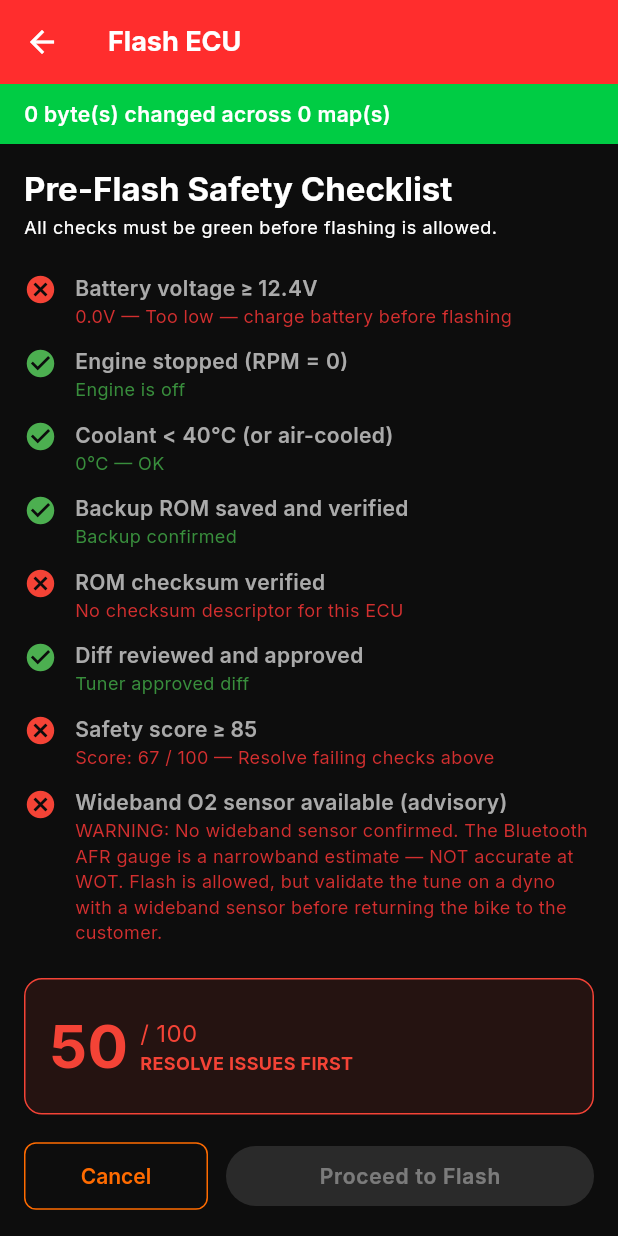
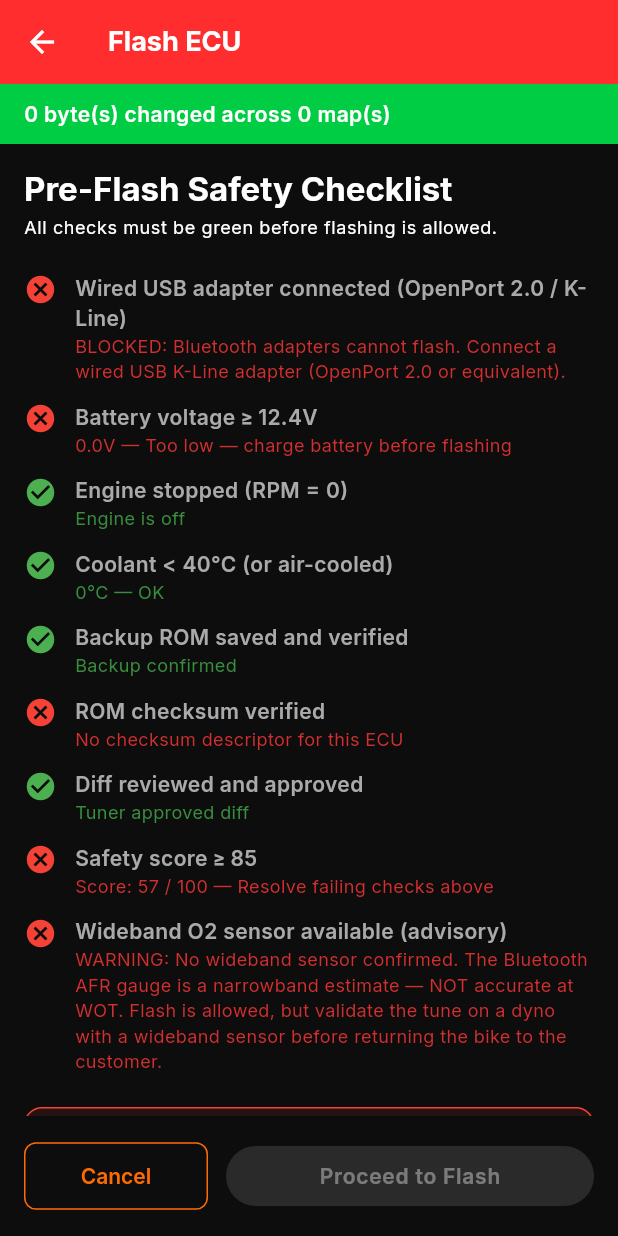
Before and after one commit to grayjin850/motoremap-pro, a Flutter app: the FlashScreen screen opened directly with empty values, on a phone screen of 412 x 824 dp. Run offline on Flutter 3.47's test engine with Material 3 defaults, Android fonts, the phone set to English and light mode, and no system bars; our stand-ins replace fl_chart, flutter_bluetooth_serial, flutter_riverpod, google_fonts, pdf, permission_handler and 3 more; missing offline and left inert: dart:html, usb_serial; accounts and stored records are empty; statements that could not run were skipped.

Commit message:
fix(safety): enforce USB-only adapter as blocking pre-flash gate check
PreFlashGate had no check verifying the adapter can actually write to
the ECU. ELM327 Bluetooth adapters (supportsWrite=false) could reach
the flash screen — the 'WIRED-ONLY' note in FlashEngine was a comment,
not an enforced constraint.

Fix: added adapterSupportsWrite as the first blocking check in
PreFlashGate.evaluate(). FlashScreen passes session.adapter.supportsWrite
directly. Bluetooth adapter -> gate fails with clear message before
any flash operation begins.

Co-Authored-By: Claude Sonnet 4.6 <noreply@anthropic.com>

```diff
--- a/lib/core/flash/pre_flash_gate.dart
+++ b/lib/core/flash/pre_flash_gate.dart
@@ -38,19 +38,22 @@ class PreFlashGateResult {
   List<GateCheck> get failedChecks => checks.where((c) => !c.passed).toList();
 }
 
-/// Pre-flash safety gate — ALL 7 conditions must be green before flashing.
+/// Pre-flash safety gate — ALL 8 conditions must be green before flashing.
 ///
 /// Condition list:
-///   1. Battery ≥ 12.4V
-///   2. RPM = 0 (engine stopped)
-///   3. Coolant < 40°C (or air-cooled exemption)
-///   4. Backup verified (backup file readable, size matches)
-///   5. Checksum verified (modified ROM checksum is valid)
-///   6. Diff approved (tuner explicitly approved the diff viewer)
-///   7. Safety score ≥ 85 (at least 6 of 7 conditions met before this check)
+///   1. Wired USB adapter (supportsWrite = true) — Bluetooth cannot flash
+///   2. Battery ≥ 12.4V
+///   3. RPM = 0 (engine stopped)
+///   4. Coolant < 40°C (or air-cooled exemption)
+///   5. Backup verified (backup file readable, size matches)
+///   6. Checksum verified (modified ROM checksum is valid)
+///   7. Diff approved (tuner explicitly approved the diff viewer)
+///   8. Safety score ≥ 85 (at least 7 of 8 conditions met before this check)
 class PreFlashGate {
   /// Evaluate all gate conditions.
   ///
+  /// [adapterSupportsWrite] must be true only for wired USB K-Line adapters.
+  ///   Bluetooth (ELM327) adapters always return false — they cannot flash.
   /// [batteryVoltage] from OBD live data (V).
   /// [engineRpm] from OBD live data.
   /// [coolantTempC] from OBD live data (-1 if unavailable / air-cooled ECU).
@@ -62,6 +65,7 @@ class PreFlashGate {
   /// [widebandConfirmed] advisory — true if mechanic has a wideband O2 sensor
   ///   to validate the tune after flashing. Does NOT block flash if false.
   static PreFlashGateResult evaluate({
+    required bool adapterSupportsWrite,
     required double batteryVoltage,
     required int engineRpm,
     required double coolantTempC,
@@ -73,7 +77,17 @@ class PreFlashGate {
   }) {
     final checks = <GateCheck>[];
 
-    // 1. Battery
+    // 1. Wired USB adapter required — Bluetooth (ELM327) cannot flash ECU ROM
+    checks.add(GateCheck(
+      label: 'Wired USB adapter connected (OpenPort 2.0 / K-Line)',
+      passed: adapterSupportsWrite,
+      detail: adapterSupportsWrite
+          ? 'USB K-Line adapter confirmed — write capable'
+          : 'BLOCKED: Bluetooth adapters cannot flash. '
+            'Connect a wired USB K-Line adapter (OpenPort 2.0 or equivalent).',
+    ));
+
+    // 2. Battery
     checks.add(GateCheck(
       label: 'Battery voltage ≥ 12.4V',
       passed: batteryVoltage >= 12.4,
--- a/lib/screens/flash/flash_screen.dart
+++ b/lib/screens/flash/flash_screen.dart
@@ -75,6 +75,7 @@ class _FlashScreenState extends State<FlashScreen> {
 
   void _evaluateGate() {
     _gateResult = PreFlashGate.evaluate(
+      adapterSupportsWrite: widget.session.adapter.supportsWrite,
       batteryVoltage: widget.batteryVoltage,
       engineRpm: widget.engineRpm,
       coolantTempC: widget.coolantTempC,
```
